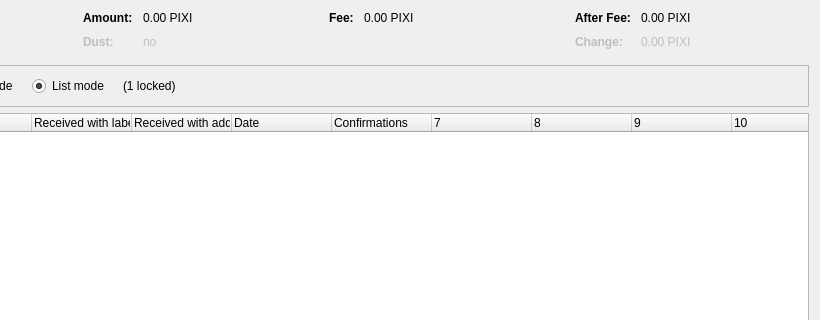
Before: the Qt Designer form src/qt/forms/coincontroldialog.ui in Oskii/Veggie, drawn with Qt 5; both pictures show x 180 to 1000 and y 0 to 320 of the 1000 by 500 pixel window.
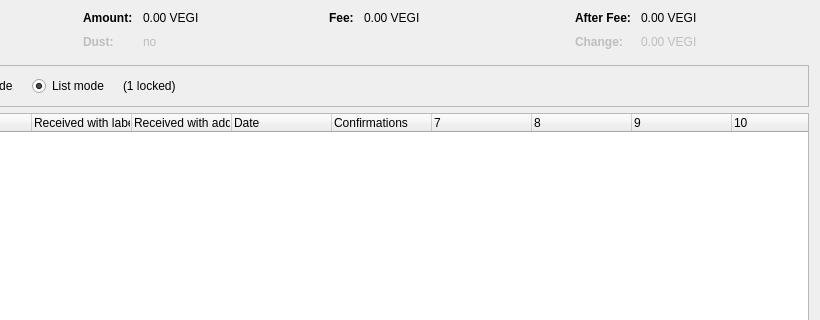
After: the same form once the commit is applied. Custom widgets are drawn as their Qt base class.

```diff
--- a/src/qt/forms/coincontroldialog.ui
+++ b/src/qt/forms/coincontroldialog.ui
@@ -132,7 +132,7 @@
           <enum>Qt::ActionsContextMenu</enum>
          </property>
          <property name="text">
-          <string notr="true">0.00 PIXI</string>
+          <string notr="true">0.00 VEGI</string>
          </property>
          <property name="textInteractionFlags">
           <set>Qt::LinksAccessibleByMouse|Qt::TextSelectableByKeyboard|Qt::TextSelectableByMouse</set>
@@ -212,7 +212,7 @@
           <enum>Qt::ActionsContextMenu</enum>
          </property>
          <property name="text">
-          <string notr="true">0.00 PIXI</string>
+          <string notr="true">0.00 VEGI</string>
          </property>
          <property name="textInteractionFlags">
           <set>Qt::LinksAccessibleByMouse|Qt::TextSelectableByKeyboard|Qt::TextSelectableByMouse</set>
@@ -257,7 +257,7 @@
           <enum>Qt::ActionsContextMenu</enum>
          </property>
          <property name="text">
-          <string notr="true">0.00 PIXI</string>
+          <string notr="true">0.00 VEGI</string>
          </property>
          <property name="textInteractionFlags">
           <set>Qt::LinksAccessibleByMouse|Qt::TextSelectableByKeyboard|Qt::TextSelectableByMouse</set>
@@ -292,7 +292,7 @@
           <enum>Qt::ActionsContextMenu</enum>
          </property>
          <property name="text">
-          <string notr="true">0.00 PIXI</string>
+          <string notr="true">0.00 VEGI</string>
          </property>
          <property name="textInteractionFlags">
           <set>Qt::LinksAccessibleByMouse|Qt::TextSelectableByKeyboard|Qt::TextSelectableByMouse</set>
```
